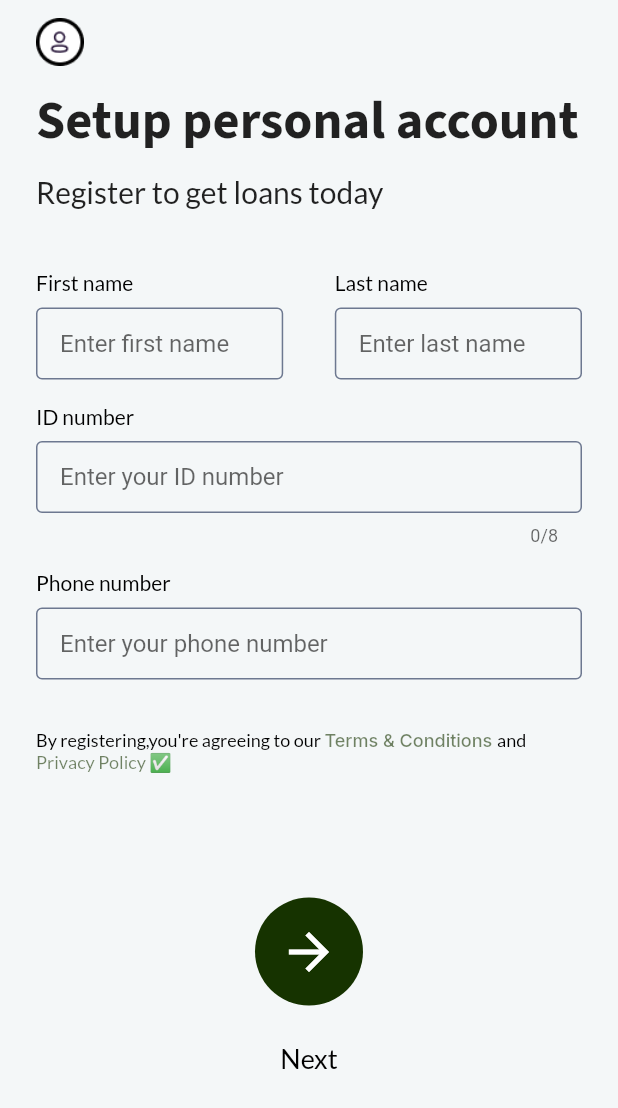
After one commit to Tabithamutinda/Nipee, a Flutter app: the RegistrationPage screen opened directly, on a phone screen of 412 x 824 dp. The commit adds this screen. Shown: the top 1108 px of the screen. Run offline on Flutter 3.47's test engine with Material 2 defaults, Android fonts, the phone set to English and light mode, and no system bars; drawn by our look-alikes of flutter_form_builder; our stand-ins replace flutter_bloc, flutter_profile_picture, google_fonts.

Commit message:
Registration page

```diff
--- a/lib/Pages/homePage.dart
+++ b/lib/Pages/homePage.dart
@@ -51,7 +51,7 @@ class _HomePageState extends State<HomePage> {
                 mainAxisAlignment: MainAxisAlignment.start,
                 children: [
                   Text(
-                    'Some loans you might be interested in',
+                    'Your loans',
                     style: GoogleFonts.lato(
                       fontSize: 15,
                       color: AppColors.black,
--- a/lib/Pages/login.dart
+++ b/lib/Pages/login.dart
@@ -4,6 +4,7 @@ import 'package:flutter_form_builder/flutter_form_builder.dart';
 import 'package:google_fonts/google_fonts.dart';
 import 'package:nipee/AppStuff/appColors.dart';
 import 'package:nipee/Pages/bottomNavBar.dart';
+import 'package:nipee/Pages/registration_page.dart';
 
 class LoginPage extends StatefulWidget {
   const LoginPage({super.key});
@@ -157,8 +158,8 @@ class _LoginPageState extends State<LoginPage> {
                         borderRadius: BorderRadius.circular(8)),
                     child: MaterialButton(
                       onPressed: () {
-                        Navigator.of(context).push(
-                            MaterialPageRoute(builder: (_) => const BottomNavBar()));
+                        Navigator.of(context).push(MaterialPageRoute(
+                            builder: (_) => const BottomNavBar()));
                       },
                       child: Text(
                         'Login',
@@ -191,7 +192,10 @@ class _LoginPageState extends State<LoginPage> {
                           fontWeight: FontWeight.w500,
                         ),
                         recognizer: TapGestureRecognizer()
-                          ..onTap = () => print('Tapped!'))
+                          ..onTap = () {
+                            Navigator.of(context).push(MaterialPageRoute(
+                                builder: (_) => const RegistrationPage()));
+                          })
                   ])),
                 )
               ],
--- /dev/null
+++ b/lib/Pages/registration_page.dart
@@ -0,0 +1,341 @@
+import 'package:flutter/gestures.dart';
+import 'package:flutter/material.dart';
+import 'package:flutter_form_builder/flutter_form_builder.dart';
+import 'package:google_fonts/google_fonts.dart';
+import 'package:nipee/AppStuff/appColors.dart';
+import 'package:intl/intl.dart';
+import 'package:nipee/Pages/homePage.dart';
+
+class RegistrationPage extends StatefulWidget {
+  const RegistrationPage({super.key});
+
+  @override
+  State<RegistrationPage> createState() => _RegistrationPageState();
+}
+
+class _RegistrationPageState extends State<RegistrationPage> {
+  late String id;
+  static var mobileNoController = TextEditingController();
+  static var firstNameController = TextEditingController();
+  static var lastNameController = TextEditingController();
+  static var externalController = TextEditingController();
+  final format = DateFormat("dd-mm-yyyy");
+
+  String? validateMobile(String value) {
+    String pattern = r'(^(?:[+0]9)?[0-9]{10,12}$)';
+    RegExp regExp = RegExp(pattern);
+    if (value.isEmpty) {
+      return 'Please enter mobile number';
+    } else if (!regExp.hasMatch(value)) {
+      return 'Please enter valid mobile number';
+    }
+    return null;
+  }
+
+  @override
+  Widget build(BuildContext context) {
+    var formKey = GlobalKey<FormBuilderState>();
+    return Scaffold(
+        backgroundColor: AppColors.background,
+        appBar: AppBar(
+          elevation: 0,
+          backgroundColor: Colors.transparent,
+          leading: Padding(
+            padding: const EdgeInsets.only(left: 24.0),
+            child: Image.asset(
+              'assets/images/profile.png',
+              height: 40,
+              width: 40,
+            ),
+          ),
+        ),
+        body: SingleChildScrollView(
+            child: FormBuilder(
+          key: formKey,
+          child: Column(
+            crossAxisAlignment: CrossAxisAlignment.start,
+            children: <Widget>[
+              Padding(
+                padding: const EdgeInsets.only(left: 24.0, right: 24.0),
+                child: Text(
+                  'Setup personal account',
+                  style: GoogleFonts.sourceSansPro(
+                    fontSize: 35,
+                    fontWeight: FontWeight.bold,
+                  ),
+                ),
+              ),
+              const SizedBox(
+                height: 10,
+              ),
+              Padding(
+                padding: const EdgeInsets.only(left: 24.0),
+                child: Text(
+                  'Register to get loans today',
+                  style: GoogleFonts.lato(
+                    fontSize: 20,
+                    fontWeight: FontWeight.w400,
+                  ),
+                ),
+              ),
+              const SizedBox(
+                height: 40.0,
+              ),
+              Padding(
+                padding: const EdgeInsets.only(left: 24.0, right: 24.0),
+                child: Row(
+                  mainAxisAlignment: MainAxisAlignment.spaceBetween,
+                  children: <Widget>[
+                    Column(
+                      crossAxisAlignment: CrossAxisAlignment.start,
+                      children: <Widget>[
+                        Text(
+                          'First name',
+                          style: GoogleFonts.lato(
+                            color: AppColors.black,
+                            fontSize: 14,
+                            fontWeight: FontWeight.w400,
+                          ),
+                        ),
+                        const SizedBox(
+                          height: 8,
+                        ),
+                        SizedBox(
+                          width: MediaQuery.of(context).size.width * 0.4,
+                          child: FormBuilderTextField(
+                            controller: firstNameController,
+                            name: 'firstname',
+                            validator: (value) {
+                              if (value == null || value.isEmpty)
+                                return 'First name can\'t be empty';
+                              return null;
+                            },
+                            keyboardType: TextInputType.text,
+                            decoration: InputDecoration(
+                              contentPadding: const EdgeInsets.symmetric(
+                                  horizontal: 16, vertical: 0),
+                              border: OutlineInputBorder(
+                                borderRadius: BorderRadius.circular(8),
+                              ),
+                              enabledBorder: const OutlineInputBorder(
+                                borderSide: BorderSide(
+                                    color: AppColors.borderOutline, width: 1.0),
+                              ),
+                              hintText: 'Enter first name',
+                            ),
+                          ),
+                        ),
+                      ],
+                    ),
+                    Column(
+                      crossAxisAlignment: CrossAxisAlignment.start,
+                      children: <Widget>[
+                        Text(
+                          'Last name',
+                          style: GoogleFonts.lato(
+                            color: AppColors.black,
+                            fontSize: 14,
+                            fontWeight: FontWeight.w400,
+                          ),
+                        ),
+                        const SizedBox(
+                          height: 8,
+                        ),
+                        SizedBox(
+                          width: MediaQuery.of(context).size.width * 0.4,
+                          child: FormBuilderTextField(
+                            controller: lastNameController,
+                            name: 'lastname',
+                            validator: (value) {
+                              if (value == null || value.isEmpty)
+                                return 'Last name can\'t be empty';
+                              return null;
+                            },
+                            keyboardType: TextInputType.text,
+                            decoration: InputDecoration(
+                              contentPadding: const EdgeInsets.symmetric(
+                                  horizontal: 16, vertical: 0),
+                              border: OutlineInputBorder(
+                                borderRadius: BorderRadius.circular(8),
+                              ),
+                              enabledBorder: const OutlineInputBorder(
+                                borderSide: BorderSide(
+                                    color: AppColors.borderOutline, width: 1.0),
+                              ),
+                              hintText: 'Enter last name',
+                            ),
+                          ),
+                        ),
+                      ],
+                    )
+                  ],
+                ),
+              ),
+              const SizedBox(
+                height: 16,
+              ),
+              Padding(
+                padding: const EdgeInsets.only(left: 24.0),
+                child: Text(
+                  'ID number',
+                  style: GoogleFonts.lato(
+                    color: AppColors.black,
+                    fontSize: 14,
+                    fontWeight: FontWeight.w400,
+                  ),
+                ),
+              ),
+              Padding(
+                padding: const EdgeInsets.only(left: 24.0, right: 24.0, top: 8),
+                child: SizedBox(
+                  child: FormBuilderTextField(
+                    controller: externalController,
+                    name: 'externalId',
+                    validator: (value) {
+                      if (value == null || value.isEmpty)
+                        return 'ID number can\'t be empty';
+                      if (value.length < 8) return 'Too short';
+                      return null;
+                    },
+                    maxLength: 8,
+                    keyboardType: TextInputType.number,
+                    decoration: InputDecoration(
+                      contentPadding: const EdgeInsets.symmetric(
+                          horizontal: 16, vertical: 0),
+                      border: OutlineInputBorder(
+                        borderRadius: BorderRadius.circular(8),
+                      ),
+                      enabledBorder: const OutlineInputBorder(
+                        borderSide: BorderSide(
+                            color: AppColors.borderOutline, width: 1.0),
+                      ),
+                      hintText: 'Enter your ID number',
+                    ),
+                  ),
+                ),
+              ),
+              const SizedBox(
+                height: 16,
+              ),
+              Padding(
+                padding: const EdgeInsets.only(left: 24.0),
+                child: Text(
+                  'Phone number',
+                  style: GoogleFonts.lato(
+                    color: AppColors.black,
+                    fontSize: 14,
+                    fontWeight: FontWeight.w400,
+                  ),
+                ),
+              ),
+              Padding(
+                padding: const EdgeInsets.only(left: 24.0, right: 24.0, top: 8),
+                child: SizedBox(
+                  child: FormBuilderTextField(
+                    controller: mobileNoController,
+                    name: 'mobileNo',
+                    keyboardType: TextInputType.phone,
+                    validator: (value) {
+                      if (value == null || value.isEmpty)
+                        return 'Phone number can\'t be empty';
+                      if (value.isNotEmpty) return validateMobile(value);
+                      return null;
+                    },
+                    decoration: InputDecoration(
+                      contentPadding: const EdgeInsets.symmetric(
+                          horizontal: 16, vertical: 0),
+                      border: OutlineInputBorder(
+                        borderRadius: BorderRadius.circular(8),
+                      ),
+                      enabledBorder: const OutlineInputBorder(
+                        borderSide: BorderSide(
+                            color: AppColors.borderOutline, width: 1.0),
+                      ),
+                      hintText: 'Enter your phone number',
+                    ),
+                  ),
+                ),
+              ),
+              SizedBox(height: MediaQuery.of(context).size.height * 0.04),
+              Padding(
+                padding: const EdgeInsets.only(left: 24, right: 24),
+                child: Text.rich(
+                  TextSpan(
+                      text: 'By registering,you\u0027re agreeing to our ',
+                      style: GoogleFonts.lato(
+                        color: AppColors.black,
+                        fontSize: 12,
+                        fontWeight: FontWeight.w500,
+                      ),
+                      children: [
+                        TextSpan(
+                            recognizer: TapGestureRecognizer()..onTap = () {},
+                            text: 'Terms & Conditions ',
+                            style: GoogleFonts.inter(
+                              color: AppColors.darkGreen.withOpacity(0.6),
+                              fontSize: 12,
+                              fontWeight: FontWeight.w500,
+                            )),
+                        TextSpan(
+                            text: 'and ',
+                            style: GoogleFonts.lato(
+                              color: AppColors.black,
+                              fontSize: 12,
+                              fontWeight: FontWeight.w500,
+                            )),
+                        TextSpan(
+                            recognizer: TapGestureRecognizer()..onTap = () {},
+                            text: 'Privacy Policy',
+                            style: GoogleFonts.lato(
+                              color: AppColors.darkGreen.withOpacity(0.6),
+                              fontSize: 12,
+                              fontWeight: FontWeight.w500,
+                            )),
+                        TextSpan(
+                            text: ' ✅',
+                            style: GoogleFonts.lato(
+                              color: AppColors.black,
+                              fontSize: 12,
+                              fontWeight: FontWeight.w500,
+                            )),
+                      ]),
+                ),
+              ),
+              SizedBox(height: MediaQuery.of(context).size.height * 0.1),
+              Center(
+                child: Container(
+                  height: 72,
+                  width: 72,
+                  decoration: BoxDecoration(
+                      color: AppColors.darkGreen,
+                      borderRadius: BorderRadius.circular(100)),
+                  child: MaterialButton(
+                      onPressed: () async {
+                        Navigator.of(context).push(MaterialPageRoute(
+                            builder: (_) => const HomePage()));
+                      },
+                      child: const Icon(
+                        Icons.arrow_forward,
+                        color: AppColors.white,
+                        size: 40,
+                      )),
+                ),
+              ),
+              const SizedBox(
+                height: 24,
+              ),
+              Center(
+                child: Text(
+                  'Next',
+                  style: GoogleFonts.lato(
+                    color: AppColors.black,
+                    fontSize: 18,
+                    fontWeight: FontWeight.w500,
+                  ),
+                ),
+              ),
+            ],
+          ),
+        )));
+  }
+}
```
